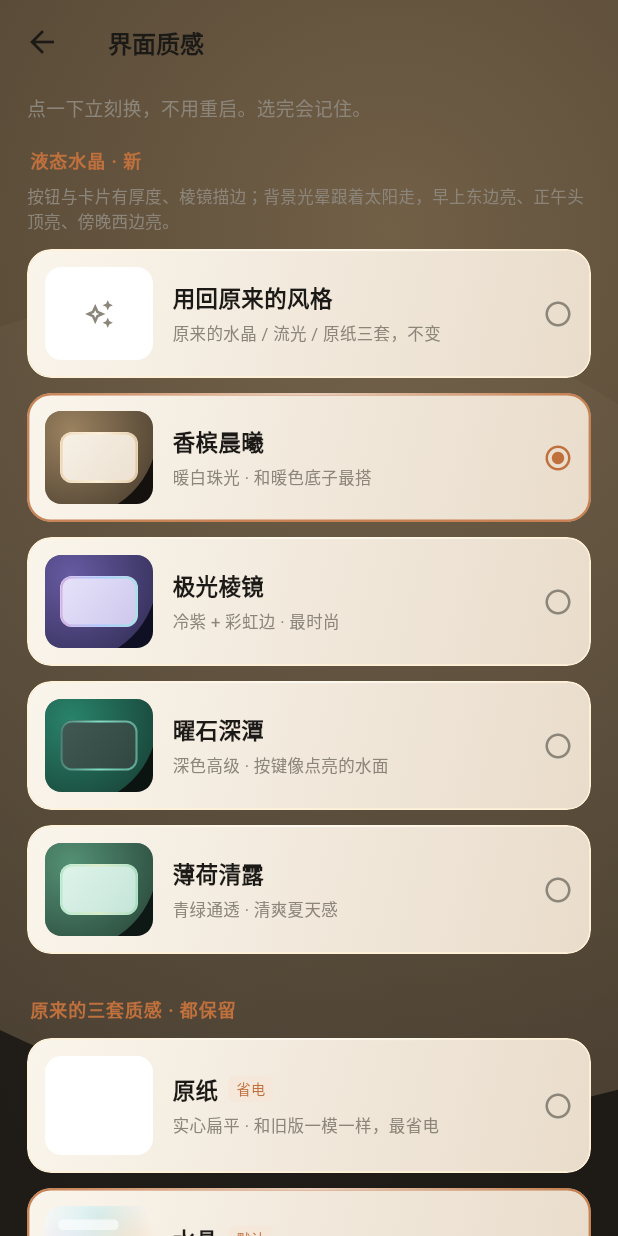
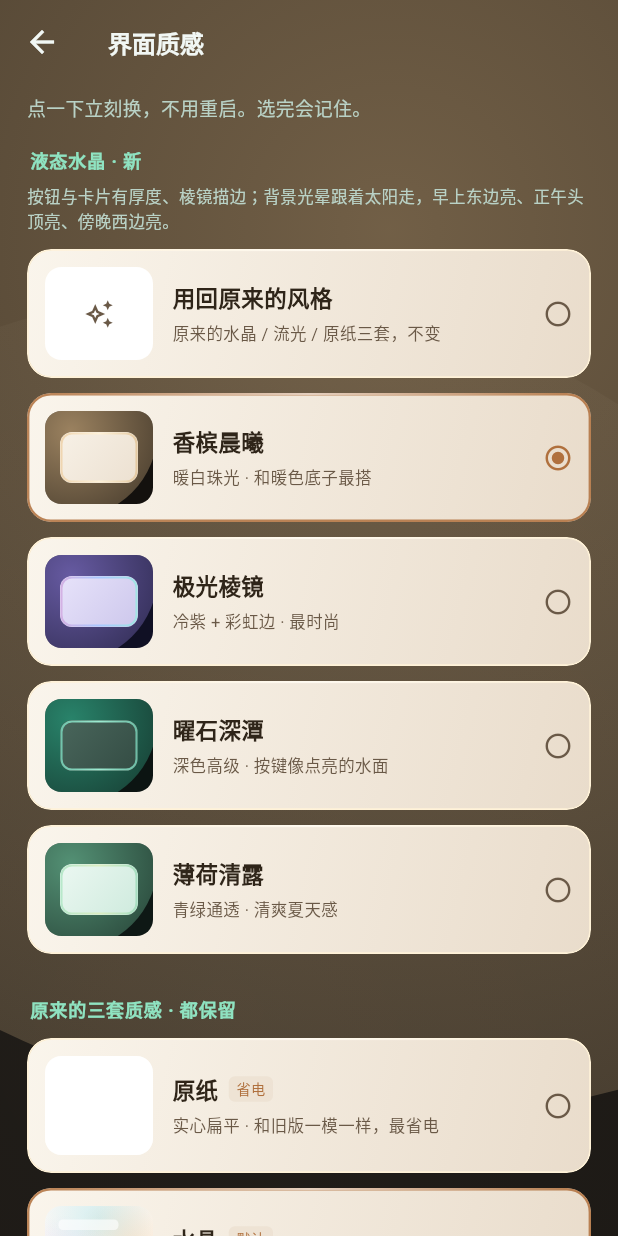
Before and after one commit to xia259214-beep/morning-app, a Flutter app: the GlassPage screen opened directly, after a tap on "香槟晨曦", on a phone screen of 412 x 824 dp. Run offline on Flutter 3.47's test engine with Material 3 defaults, Android fonts, the phone set to English and light mode, and no system bars; accounts and stored records are empty.

Commit message:
feat: v1.19.0 左右滑动切页 + 液态主题字色可读性
- main: IndexedStack 换 PageView，手势与底栏共用 controller；点底栏走 animateToPage，页码不脱节
- liquid: 四套风格各带 ink/sub/accent；曜石深潭改浅字+提亮卡片描边，薄荷清露改深墨绿字+拉开卡片层次
- core: AppColor 在液态下字色跟主题走；softInk 兼容旧褐色；bgInk/bgSub/bgAccent 专供画在深色背景上的标题与说明；onInk 与状态栏按实际字色选正反色
- 测试 248 项全过：WCAG 对比度主字>=4.5:1、次字>=3:1，背景字恒浅，慢速拖一页与底栏同步
- 真机平板 24018RPACC 验证滑动与两套主题字色，见 docs/v1.19.0_滑动与字色.md

```diff
--- a/lib/core.dart
+++ b/lib/core.dart
@@ -9,7 +9,7 @@ import 'glass.dart';
 import 'liquid.dart';
 
 /// App 版本号（与 pubspec.yaml 同步）。展示与崩溃日志都用它，避免写死多处。
-const String kAppVersion = '1.18.0';
+const String kAppVersion = '1.19.0';
 
 // ============================================================================
 // 1. 设计系统（Minimal / 安静 / 温暖）
@@ -142,7 +142,13 @@ class AppColor {
 
   static Color get bg => _pack.bg;
   static Color get card => _pack.card;
-  static Color get ink => _pack.ink;
+
+  /// v1.19.0：液态风格下字色跟着液态主题走，不再用纸感主题的字色。
+  /// 曜石深潭是暗卡配浅字；其余三套是亮卡配深字。
+  static Color get ink {
+    final lt = Liquid.theme;
+    return lt == null ? _pack.ink : Liquid.inkOf(lt);
+  }
 
   // v1.9.0 玻璃态派生色：所有页面原来写死的 `color: AppColor.card` 换成
   // glassCard 后，卡片就自动半透明、能透出底层光斑；描边换成高光色，
@@ -172,16 +178,48 @@ class AppColor {
         ? panel.withOpacity((Glass.style.cardAlpha - 0.06).clamp(0.12, 1.0))
         : panel;
   }
-  static Color get sub => _pack.sub;
+  static Color get sub {
+    final lt = Liquid.theme;
+    return lt == null ? _pack.sub : Liquid.subOf(lt);
+  }
+
   static Color get line => _pack.line;
-  static Color get accent => _pack.accent;
-  static Color get accentSoft => _pack.accentSoft;
+
+  static Color get accent {
+    final lt = Liquid.theme;
+    return lt == null ? _pack.accent : Liquid.accentOf(lt);
+  }
+
+  static Color get accentSoft {
+    final lt = Liquid.theme;
+    return lt == null ? _pack.accentSoft : lt.cardTo.withOpacity(0.55);
+  }
+
   static Color get ok => _pack.ok;
 
+  /// 说明性小字。旧页面（闹钟/我的）写死了比 sub 更深的褐色；
+  /// 液态风格下必须换成该主题的 sub，否则暗卡上还是深字压暗底。
+  static Color get softInk {
+    final lt = Liquid.theme;
+    return lt == null ? const Color(0xFF6B5A45) : Liquid.subOf(lt);
+  }
+
+  /// 直接画在**背景**上的字（页面大标题、分组小标题、说明行），不在卡片里。
+  /// 液态风格四套背景全是深色底，这些字必须恒用浅色；卡片里的字才跟主题走。
+  /// 关掉液态则原样退回纸感主题。
+  static Color get bgInk => Liquid.on ? const Color(0xFFF1F7F4) : _pack.ink;
+  static Color get bgSub => Liquid.on ? const Color(0xFFB9D2C6) : _pack.sub;
+  static Color get bgAccent => Liquid.on ? const Color(0xFF8FE3C1) : _pack.accent;
+
+  /// 当前主文字是不是浅色。状态栏图标、压在 ink 上的字都按它选正反色。
+  static bool get textIsLight {
+    final lt = Liquid.theme;
+    return lt == null ? _pack.dark : Liquid.luminance(Liquid.inkOf(lt)) > 0.5;
+  }
+
   /// 压在 ink 色块上的前景色。
-  /// 浅色主题 ink 是近黑 → 白字；深色主题 ink 是近白 → 必须用深字，
-  /// 否则就是「浅底白字」，换肤之后最典型的一处看不清。
-  static Color get onInk => _pack.dark ? _pack.bg : const Color(0xFFFFFFFF);
+  /// 浅色字配深色字，深色字配白字，避免「浅底白字」。
+  static Color get onInk => textIsLight ? const Color(0xFF10201B) : const Color(0xFFFFFFFF);
 
   /// 浅色纸感面板底色（说明块、占位块用）。深色主题下换成同主题的浅强调底。
   static Color get panel => _pack.dark ? _pack.accentSoft : const Color(0xFFF6F2EA);
--- a/lib/liquid.dart
+++ b/lib/liquid.dart
@@ -45,6 +45,13 @@ class LiquidTheme {
   final Color btnTo;
   final Color btnInk;
 
+  /// v1.19.0：卡片上的字色。以前所有液态风格共用纸感主题的 ink/sub，
+  /// 曜石深潭那种中亮暗卡上压着近黑字，户外根本看不清。
+  /// 每套风格自己带一套字色，亮卡用深字、暗卡用浅字。
+  final Color ink;
+  final Color sub;
+  final Color accent;
+
   const LiquidTheme({
     required this.id,
     required this.name,
@@ -59,6 +66,9 @@ class LiquidTheme {
     required this.btnFrom,
     required this.btnTo,
     required this.btnInk,
+    required this.ink,
+    required this.sub,
+    required this.accent,
   });
 }
 
@@ -78,6 +88,9 @@ const List<LiquidTheme> kLiquidThemes = <LiquidTheme>[
     btnFrom: Color(0xFFFCF6EA),
     btnTo: Color(0xFFE4D3B9),
     btnInk: Color(0xFF2F2519),
+    ink: Color(0xFF2F2519),
+    sub: Color(0xFF6A5947),
+    accent: Color(0xFFB0703D),
   ),
   LiquidTheme(
     id: 'aurora',
@@ -93,6 +106,9 @@ const List<LiquidTheme> kLiquidThemes = <LiquidTheme>[
     btnFrom: Color(0xFFEEEAFE),
     btnTo: Color(0xFFC6C0E8),
     btnInk: Color(0xFF1D1A2E),
+    ink: Color(0xFF1D1A2E),
+    sub: Color(0xFF5A5672),
+    accent: Color(0xFF7C67C9),
   ),
   LiquidTheme(
     id: 'obsidian',
@@ -100,14 +116,18 @@ const List<LiquidTheme> kLiquidThemes = <LiquidTheme>[
     note: '深色高级 · 按键像点亮的水面',
     bg: Color(0xFF0C1412),
     orb: Color(0xFF3CCDA5),
-    cardFrom: Color(0xFF465F58),
-    cardTo: Color(0xFF2C403A),
-    edgeA: Color(0xFF2D5F58),
-    edgeB: Color(0xFF7FE0C4),
-    edgeC: Color(0xFF4A8F80),
+    // v1.19.0：卡片整体提亮一档、描边加亮；浅字才压得住，太阳底下也读得出。
+    cardFrom: Color(0xFF4F6D62),
+    cardTo: Color(0xFF2E453D),
+    edgeA: Color(0xFF5FB39C),
+    edgeB: Color(0xFF9DEBD1),
+    edgeC: Color(0xFF59A892),
     btnFrom: Color(0xFFCDF5E6),
     btnTo: Color(0xFF96D7C3),
     btnInk: Color(0xFF153029),
+    ink: Color(0xFFF2FAF6),
+    sub: Color(0xFFB8D8C9),
+    accent: Color(0xFF6FE0B8),
   ),
   LiquidTheme(
     id: 'mint',
@@ -115,14 +135,19 @@ const List<LiquidTheme> kLiquidThemes = <LiquidTheme>[
     note: '青绿通透 · 清爽夏天感',
     bg: Color(0xFF0E1815),
     orb: Color(0xFF82E1B4),
-    cardFrom: Color(0xFFE6F8F0),
-    cardTo: Color(0xFFBEE0D2),
+    // v1.19.0：卡片上下两端拉开亮度，层次更清楚；字改成深墨绿，
+    // 比原来的灰褐 sub 对比度高得多，阳光下不再糊成一块。
+    cardFrom: Color(0xFFF3FBF7),
+    cardTo: Color(0xFFC7E7D8),
     edgeA: Color(0xFFA8E6CF),
     edgeB: Color(0xFFDCEDC1),
     edgeC: Color(0xFF8FD8C0),
     btnFrom: Color(0xFFE6F8F0),
     btnTo: Color(0xFFBEE0D2),
     btnInk: Color(0xFF12312C),
+    ink: Color(0xFF12312C),
+    sub: Color(0xFF3E6B5E),
+    accent: Color(0xFF3E9073),
   ),
 ];
 
@@ -167,6 +192,17 @@ class Liquid {
 
   /// 这套风格的卡片是不是「中亮底 + 浅字」（曜石），其余都是「亮底 + 深字」
   static bool surfaceUsesLightInk(LiquidTheme t) => t.id == 'obsidian';
+
+  /// v1.19.0：液态风格自己的字色 / 强调色。
+  /// AppColor 的 ink、sub、accent 在 Liquid.on 时一律从这里取，
+  /// 这样「曜石暗卡配浅字」「薄荷亮卡配深字」不再取决于用户选的纸感主题。
+  static Color inkOf(LiquidTheme t) => t.ink;
+  static Color subOf(LiquidTheme t) => t.sub;
+  static Color accentOf(LiquidTheme t) => t.accent;
+
+  /// 相对亮度（0 黑 ~ 1 白）。用来给状态栏图标、onInk 选正反色。
+  static double luminance(Color c) =>
+      (0.2126 * c.red + 0.7152 * c.green + 0.0722 * c.blue) / 255;
 }
 
 /// 太阳位置：0~1 的屏幕坐标 + 0~1 的高度（夜里 0）。
--- a/lib/main.dart
+++ b/lib/main.dart
@@ -60,7 +60,9 @@ Future<void> main() async {
 void _applyStatusBar() {
   SystemChrome.setSystemUIOverlayStyle(SystemUiOverlayStyle(
     statusBarColor: Colors.transparent,
-    statusBarIconBrightness: AppColor.isDark ? Brightness.light : Brightness.dark,
+    // v1.19.0：液态风格自己带字色，状态栏图标要跟着「实际字色」走，
+    // 不能只看纸感主题。曜石深潭卡是暗的，纸感却可能是暖纸。
+    statusBarIconBrightness: AppColor.textIsLight ? Brightness.light : Brightness.dark,
   ));
 }
 
@@ -107,6 +109,10 @@ class RootShell extends StatefulWidget {
 class _RootShellState extends State<RootShell> with WidgetsBindingObserver {
   int _index = 0;
   int _refreshKey = 0;
+
+  /// v1.19.0：以前这里只有 IndexedStack + 底栏按钮，左右滑一点反应都没有。
+  /// 换成 PageView 后，手势切页和点底栏两条路都走同一个 controller。
+  final PageController _pageController = PageController();
 
   @override
   void initState() {
@@ -162,6 +168,7 @@ class _RootShellState extends State<RootShell> with WidgetsBindingObserver {
   void dispose() {
     _flowWatch?.cancel();
     _updateWatch?.cancel();
+    _pageController.dispose();
     WidgetsBinding.instance.removeObserver(this);
     super.dispose();
   }
@@ -268,10 +275,25 @@ class _RootShellState extends State<RootShell> with WidgetsBindingObserver {
     ];
 
     return Scaffold(
-      body: IndexedStack(index: _index, children: pages),
+      body: PageView(
+        controller: _pageController,
+        onPageChanged: (i) => setState(() => _index = i),
+        children: pages,
+      ),
       bottomNavigationBar: _BottomBar(
         index: _index,
-        onTap: (i) => setState(() => _index = i),
+        onTap: (i) {
+          // 点底栏也要走 controller，否则手势滑过去之后 controller 的
+          // 页码和 _index 会脱节，下一次滑动直接从旧页跳。
+          setState(() => _index = i);
+          if (_pageController.hasClients) {
+            _pageController.animateToPage(
+              i,
+              duration: const Duration(milliseconds: 240),
+              curve: Curves.easeOut,
+            );
+          }
+        },
       ),
     );
   }
--- a/lib/pages_alarms.dart
+++ b/lib/pages_alarms.dart
@@ -33,7 +33,11 @@ class _AlarmsPageState extends State<AlarmsPage> {
         children: [
           Row(
             children: [
-              const Text('闹钟', style: TextStyle(fontSize: 26, fontWeight: FontWeight.w300)),
+              Text('闹钟',
+                  style: TextStyle(
+                      fontSize: 26,
+                      fontWeight: FontWeight.w300,
+                      color: AppColor.bgInk)),
               const Spacer(),
               IconButton(
                 onPressed: _add,
@@ -78,7 +82,7 @@ class _AlarmsPageState extends State<AlarmsPage> {
               style: TextStyle(
                   fontSize: 11.5,
                   height: 1.6,
-                  color: AppColor.isDark ? AppColor.sub : const Color(0xFF6B5A45)),
+                  color: AppColor.softInk),
             ),
           ),
         ],
--- a/lib/pages_glass.dart
+++ b/lib/pages_glass.dart
@@ -89,20 +89,23 @@ class _GlassPageState extends State<GlassPage> {
         backgroundColor: Colors.transparent,
         surfaceTintColor: Colors.transparent,
         elevation: 0,
-        title: const Text('界面质感',
-            style: TextStyle(fontSize: 16, fontWeight: FontWeight.w600)),
-        iconTheme: IconThemeData(color: AppColor.ink),
+        title: Text('界面质感',
+            style: TextStyle(
+                fontSize: 16,
+                fontWeight: FontWeight.w600,
+                color: AppColor.bgInk)),
+        iconTheme: IconThemeData(color: AppColor.bgInk),
       ),
       body: ListView(
         padding: const EdgeInsets.fromLTRB(18, 6, 18, 30),
         children: [
           Text('点一下立刻换，不用重启。选完会记住。',
-              style: TextStyle(fontSize: 12.5, color: AppColor.sub, height: 1.6)),
+              style: TextStyle(fontSize: 12.5, color: AppColor.bgSub, height: 1.6)),
           const SizedBox(height: 16),
           _sectionTitle('液态水晶 · 新'),
           const SizedBox(height: 6),
           Text('按钮与卡片有厚度、棱镜描边；背景光晕跟着太阳走，早上东边亮、正午头顶亮、傍晚西边亮。',
-              style: TextStyle(fontSize: 11, height: 1.55, color: AppColor.sub)),
+              style: TextStyle(fontSize: 11, height: 1.55, color: AppColor.bgSub)),
           const SizedBox(height: 10),
           _liquidCard(null),
           for (final t in kLiquidThemes) _liquidCard(t),
@@ -139,7 +142,7 @@ class _GlassPageState extends State<GlassPage> {
         child: Text(t,
             style: TextStyle(
                 fontSize: 12,
-                color: AppColor.accent,
+                color: AppColor.bgAccent,
                 fontWeight: FontWeight.w600,
                 letterSpacing: 0.6)),
       );
--- a/lib/pages_more.dart
+++ b/lib/pages_more.dart
@@ -89,8 +89,11 @@ class _RecordsPageState extends State<RecordsPage> {
           Row(
             crossAxisAlignment: CrossAxisAlignment.end,
             children: [
-              const Text('记录',
-                  style: TextStyle(fontSize: 26, fontWeight: FontWeight.w300)),
+              Text('记录',
+                  style: TextStyle(
+                      fontSize: 26,
+                      fontWeight: FontWeight.w300,
+                      color: AppColor.bgInk)),
               const Spacer(),
               _tabButton('今天', 0),
               const SizedBox(width: 6),
@@ -714,7 +717,7 @@ class _ProfileCard extends StatelessWidget {
               style: TextStyle(
                 fontSize: 12.5,
                 height: 1.7,
-                color: AppColor.isDark ? AppColor.sub : const Color(0xFF4A453D),
+                color: AppColor.softInk,
               )),
           const SizedBox(height: 12),
           // 树上的纹理。
@@ -1075,7 +1078,11 @@ class _ProfilePageState extends State<ProfilePage> {
       child: ListView(
         padding: const EdgeInsets.fromLTRB(22, 18, 22, 28),
         children: [
-          const Text('我的', style: TextStyle(fontSize: 26, fontWeight: FontWeight.w300)),
+          Text('我的',
+              style: TextStyle(
+                  fontSize: 26,
+                  fontWeight: FontWeight.w300,
+                  color: AppColor.bgInk)),
           const SizedBox(height: 20),
           Container(
             padding: const EdgeInsets.all(18),
@@ -1323,7 +1330,7 @@ class _ProfilePageState extends State<ProfilePage> {
               style: TextStyle(
                   fontSize: 11.5,
                   height: 1.7,
-                  color: AppColor.isDark ? AppColor.sub : const Color(0xFF6B5A45)),
+                  color: AppColor.softInk),
             ),
           ),
         ],
@@ -1440,7 +1447,7 @@ class _ProfilePageState extends State<ProfilePage> {
   Widget _section(String t) => Padding(
         padding: const EdgeInsets.only(left: 4, bottom: 8),
         child: Text(t,
-            style: TextStyle(fontSize: 11.5, color: AppColor.sub, letterSpacing: 1)),
+            style: TextStyle(fontSize: 11.5, color: AppColor.bgSub, letterSpacing: 1)),
       );
 
   Widget _rowTile(String title, String value, {VoidCallback? onTap}) {
--- a/lib/pages_news.dart
+++ b/lib/pages_news.dart
@@ -425,7 +425,11 @@ class _NewsPageState extends State<NewsPage> {
           Row(
             crossAxisAlignment: CrossAxisAlignment.end,
             children: [
-              const Text('新闻', style: TextStyle(fontSize: 26, fontWeight: FontWeight.w300)),
+              Text('新闻',
+                  style: TextStyle(
+                      fontSize: 26,
+                      fontWeight: FontWeight.w300,
+                      color: AppColor.bgInk)),
               const SizedBox(width: 10),
               Padding(
                 padding: const EdgeInsets.only(bottom: 4),
--- a/pubspec.yaml
+++ b/pubspec.yaml
@@ -2,7 +2,7 @@ name: morning
 description: "晨序 MORNING —— 让每一个清晨都有意义。Android 智能闹钟与晨间流程 App（V1）。"
 publish_to: 'none'
 
-version: 1.18.0+34
+version: 1.19.0+35
 
 environment:
   sdk: ^3.5.4
```
Also changed, not shown: 4 other files.
